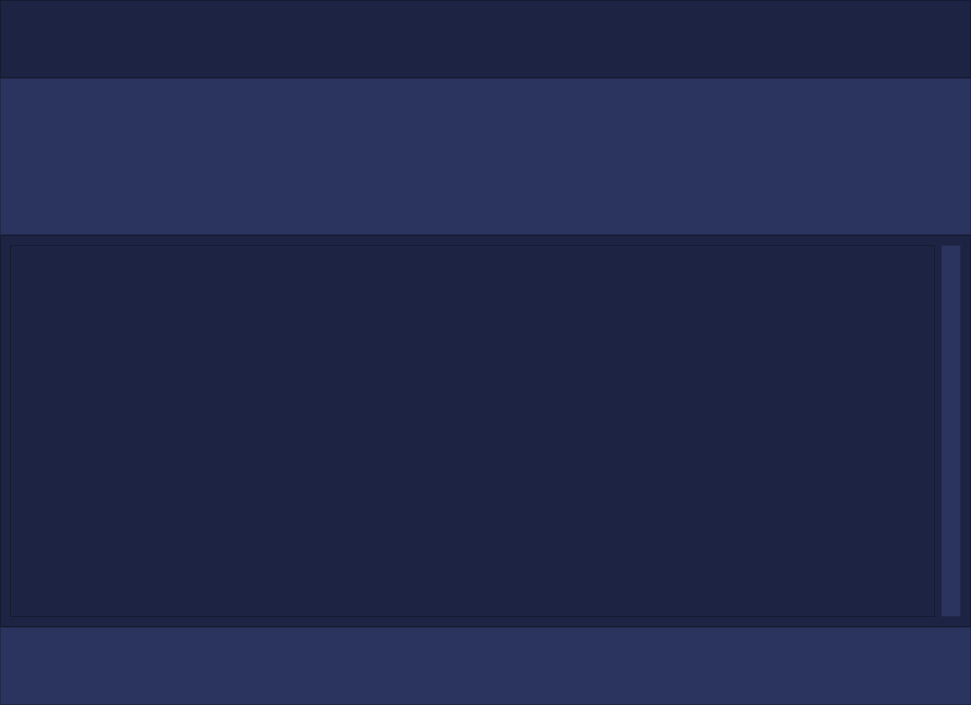
Before: the Qt Designer form ui/shell.ui in diegofer/multilyrics, drawn with Qt 5.
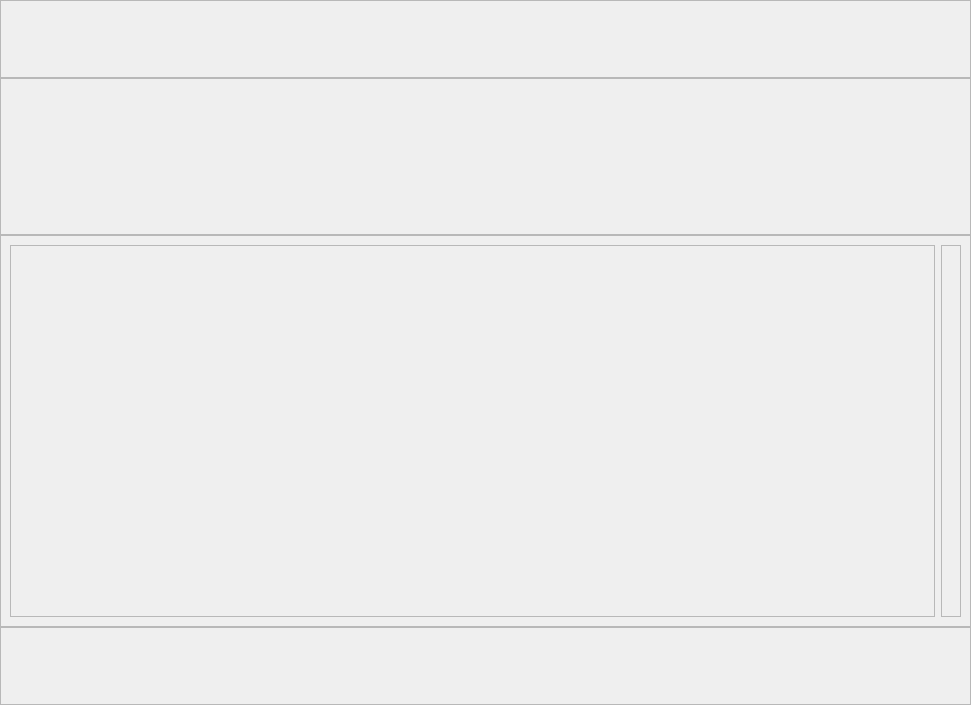
After: the same form once the commit is applied.

Commit message: Refactor Centralizar UI styles; remove background colors from frames and set up high DPI scaling for better display on high-resolution screens.

Diff of the .ui file:
```diff
--- a/ui/shell.ui
+++ b/ui/shell.ui
@@ -33,9 +33,7 @@
     <item>
      <widget class="QFrame" name="frame">
       <property name="styleSheet">
-       <string notr="true">QFrame{
-	background-color: rgb(29,35,67);
-}</string>
+       <string notr="true"/>
       </property>
       <property name="frameShape">
        <enum>QFrame::Shape::StyledPanel</enum>
@@ -62,9 +60,7 @@
     <item>
      <widget class="QFrame" name="frame_2">
       <property name="styleSheet">
-       <string notr="true">QFrame{
-	background-color: rgb(43,52,95);
-}</string>
+       <string notr="true"/>
       </property>
       <property name="frameShape">
        <enum>QFrame::Shape::StyledPanel</enum>
@@ -91,9 +87,7 @@
     <item>
      <widget class="QFrame" name="frame_3">
       <property name="styleSheet">
-       <string notr="true">QFrame{
-	background-color: rgb(29,35,67);
-}</string>
+       <string notr="true"/>
       </property>
       <property name="frameShape">
        <enum>QFrame::Shape::StyledPanel</enum>
@@ -128,9 +122,7 @@
           </sizepolicy>
          </property>
          <property name="styleSheet">
-          <string notr="true">QFrame{
-	background-color: rgb(43,52,95);
-}</string>
+          <string notr="true"/>
          </property>
          <property name="frameShape">
           <enum>QFrame::Shape::StyledPanel</enum>
@@ -147,9 +139,7 @@
     <item>
      <widget class="QFrame" name="frame_4">
       <property name="styleSheet">
-       <string notr="true">QFrame{
-	background-color: rgb(43,52,95);
-}</string>
+       <string notr="true"/>
       </property>
       <property name="frameShape">
        <enum>QFrame::Shape::StyledPanel</enum>
```
The commit also changes 3 other files.
